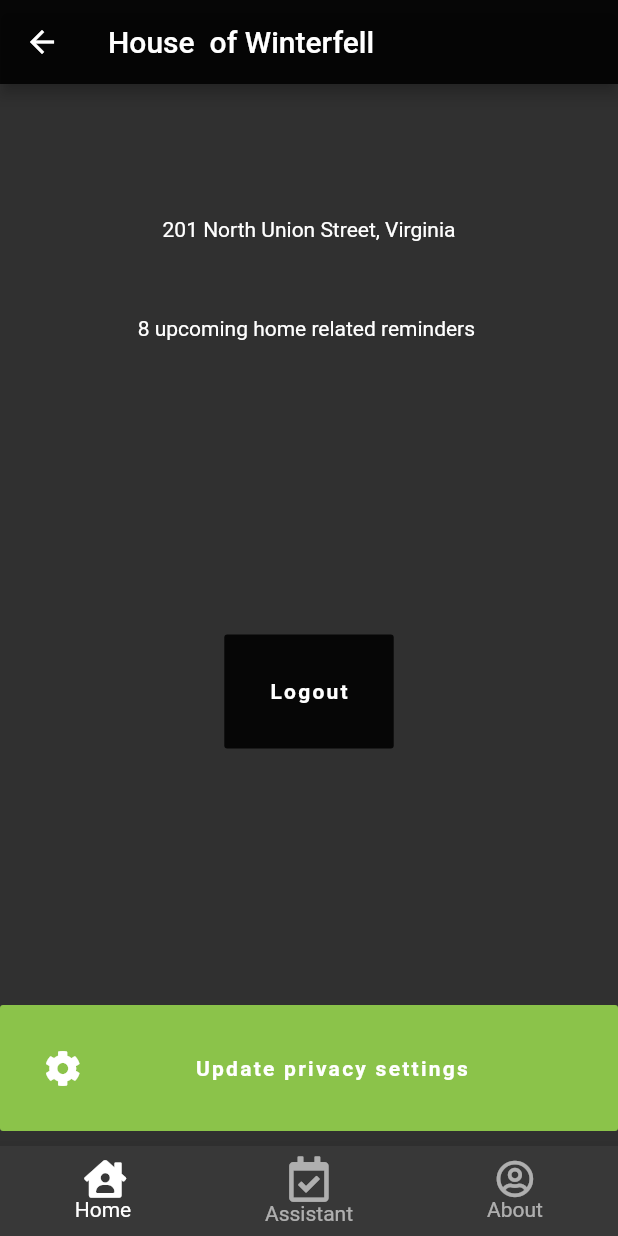
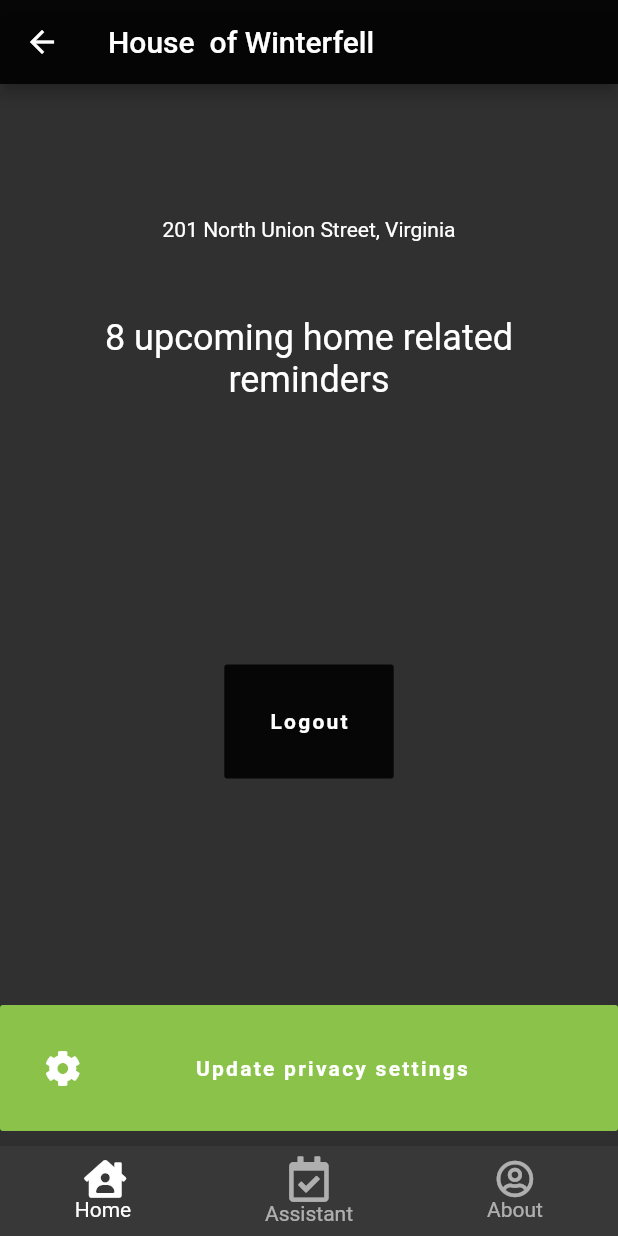
Before and after one commit to stigsfoot/home_assistant_onboard, a Flutter app: the ProfileScreen screen opened by its route, on a phone screen of 412 x 824 dp. Run offline on Flutter 3.47's test engine with Material 2 defaults, Android fonts, the phone set to English and light mode, and no system bars; our stand-ins replace cloud_firestore, firebase_analytics, firebase_auth, font_awesome_flutter, google_sign_in, rxdart; accounts and stored records are empty; Roboto replaces fonts that are missing (Nunito).

Commit message:
feat: stubbed reminders

```diff
--- a/lib/screens/profile.dart
+++ b/lib/screens/profile.dart
@@ -48,7 +48,10 @@ class ProfileScreen extends StatelessWidget {
               ),
               Padding(
                 padding: const EdgeInsets.all(25),
-                child: Text('8 upcoming home related reminders '),
+                child: Text(
+                  '8 upcoming home related reminders ',
+                  style: Theme.of(context).textTheme.headline5,
+                  textAlign: TextAlign.center),
               ),
               Spacer(),
 
```
